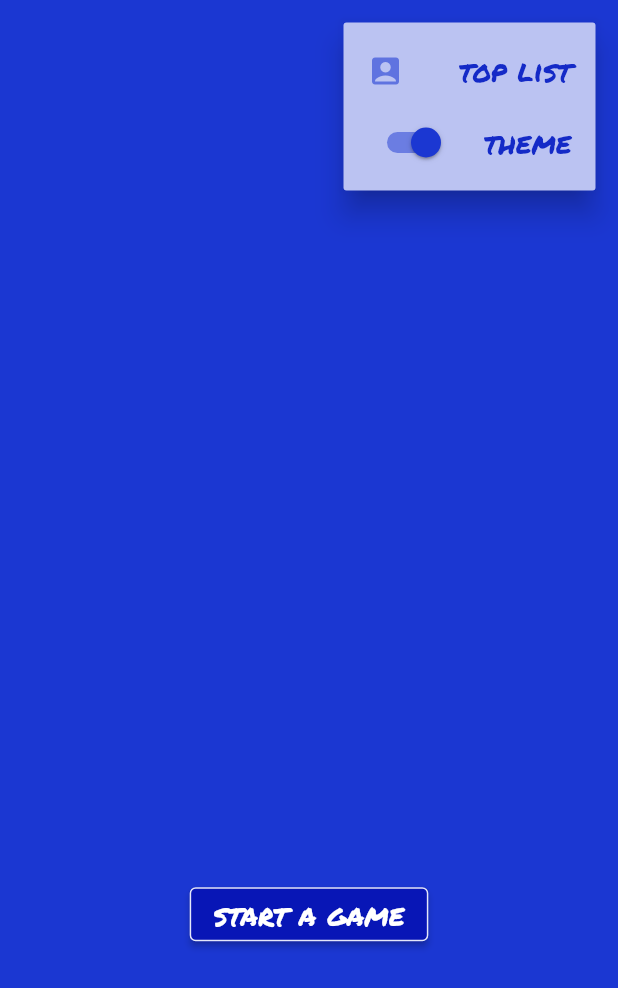
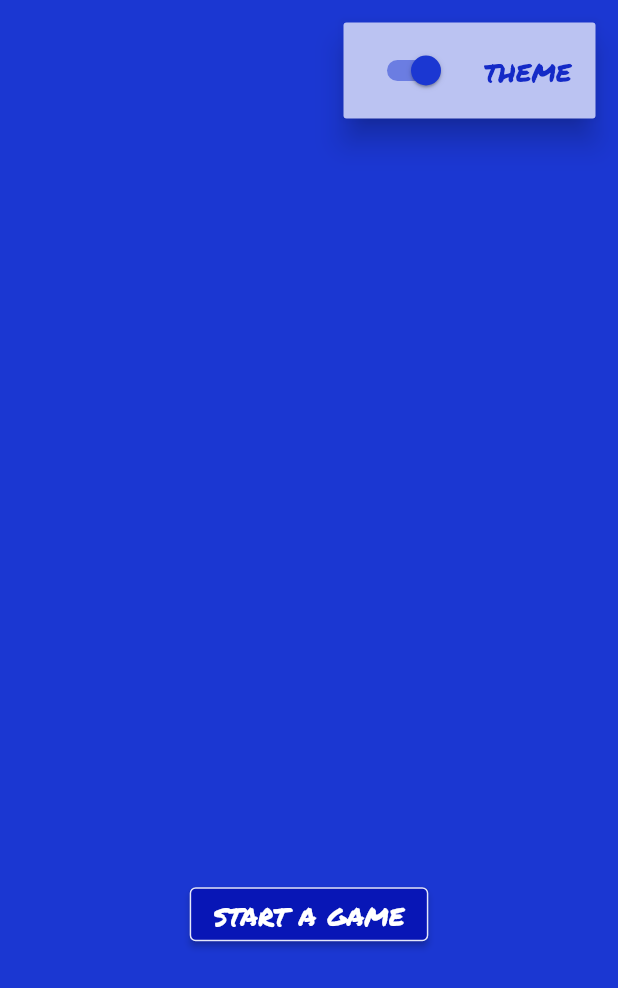
Before and after one commit to MohammedSolyman/tic_tac_toe, a Flutter app: the PortraitGameView screen opened directly, after a tap on the "menu" icon, on a phone screen of 412 x 824 dp. Shown: the top 988 px of the screen. Run offline on Flutter 3.47's test engine with Material 2 defaults, Android fonts, the phone set to English and light mode, and no system bars; our stand-ins replace get, google_fonts.

Commit message:
themes were improved

```diff
--- a/lib/views/game_view/components/legend.dart
+++ b/lib/views/game_view/components/legend.dart
@@ -12,9 +12,16 @@ class Legend extends StatelessWidget {
 
     return Obx(() {
       if (controller.gameViewModel.value.startPlay) {
-        return Text(
-            '${controller.gameViewModel.value.currentPlayer!.name}(${controller.gameViewModel.value.currentPlayer!.symbol}) is playing',
-            style: Theme.of(context).textTheme.displayMedium);
+        return TweenAnimationBuilder<double>(
+          tween: Tween<double>(begin: 0, end: 1),
+          duration: const Duration(seconds: 3),
+          builder: (context, op, widget) {
+            return Opacity(opacity: op, child: widget);
+          },
+          child: Text(
+              '${controller.gameViewModel.value.currentPlayer!.name}(${controller.gameViewModel.value.currentPlayer!.symbol}) is playing',
+              style: Theme.of(context).textTheme.displayMedium),
+        );
       } else {
         return Container();
       }
--- a/lib/views/game_view/components/my_menu.dart
+++ b/lib/views/game_view/components/my_menu.dart
@@ -13,7 +13,10 @@ class MyPopupMenu extends StatelessWidget {
         PopupMenuButton(
           color: Theme.of(context).primaryColorLight,
           itemBuilder: (context) {
-            return [topListItem(context), themeitem(context)];
+            return [
+              //topListItem(context),
+              themeitem(context)
+            ];
           },
           child: const Icon(Icons.menu),
         )
--- a/lib/views/game_view/components/portrait_game_view.dart
+++ b/lib/views/game_view/components/portrait_game_view.dart
@@ -13,8 +13,7 @@ class PortraitGameView extends StatelessWidget {
   Widget build(BuildContext context) {
     return Scaffold(
       backgroundColor: Theme.of(context).primaryColor,
-      body: const Center(
-        child: Padding(
+      body: const Padding(
         padding: EdgeInsets.all(15.0),
         child: Column(
           mainAxisAlignment: MainAxisAlignment.spaceBetween,
@@ -27,7 +26,6 @@ class PortraitGameView extends StatelessWidget {
             GridOrBUtton(),
             Legend()
           ],
-          ),
         ),
       ),
     );
--- a/lib/views/game_view/components/score_panel.dart
+++ b/lib/views/game_view/components/score_panel.dart
@@ -11,7 +11,13 @@ class ScorePanel extends StatelessWidget {
 
     return Obx(() {
       if (controller.gameViewModel.value.startPlay) {
-        return Row(
+        return TweenAnimationBuilder<double>(
+          tween: Tween<double>(begin: 0, end: 1),
+          duration: const Duration(seconds: 3),
+          builder: (context, op, widget) {
+            return Opacity(opacity: op, child: widget);
+          },
+          child: Row(
             mainAxisAlignment: MainAxisAlignment.spaceAround,
             children: [
               Column(
@@ -21,7 +27,11 @@ class ScorePanel extends StatelessWidget {
                           ? 'player 1'
                           : controller.gameViewModel.value.plyerOne!.name,
                       style: Theme.of(context).textTheme.displayMedium),
-                Text(controller.gameViewModel.value.plyerOne!.score.toString(),
+                  const SizedBox(
+                    height: 5,
+                  ),
+                  Text(
+                      controller.gameViewModel.value.plyerOne!.score.toString(),
                       style: Theme.of(context).textTheme.displayMedium)
                 ],
               ),
@@ -32,11 +42,16 @@ class ScorePanel extends StatelessWidget {
                           ? 'player 2'
                           : controller.gameViewModel.value.plyerTwo!.name,
                       style: Theme.of(context).textTheme.displayMedium),
-                Text(controller.gameViewModel.value.plyerTwo!.score.toString(),
+                  const SizedBox(
+                    height: 5,
+                  ),
+                  Text(
+                      controller.gameViewModel.value.plyerTwo!.score.toString(),
                       style: Theme.of(context).textTheme.displayMedium)
                 ],
               ),
             ],
+          ),
         );
       } else {
         return Container();
```
Also changed, not shown: lib/views/game_view/components/dialog_game.dart (+12 -9 lines), lib/views/game_view/components/grid.dart (+8 -1 lines), lib/views/game_view/components/square.dart (+6 -2 lines). Lines whose indentation alone changed are shown as unchanged.
